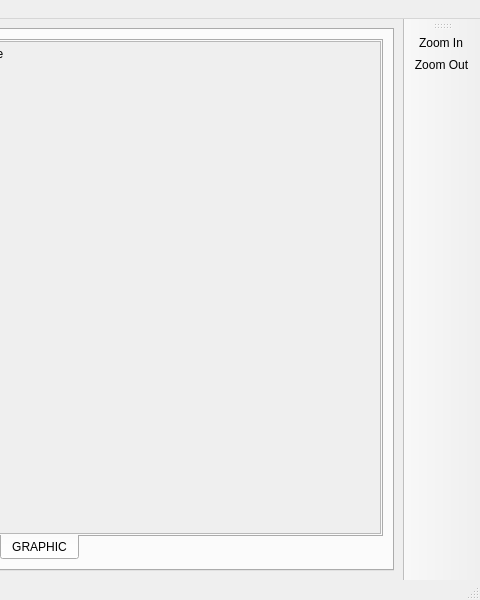
Old version of the form aer/views/mainwindow.ui in the repository GandalfM/automatic-exams-reader; both pictures show x 320 to 800 and y 0 to 600 of the 800 by 600 pixel window.
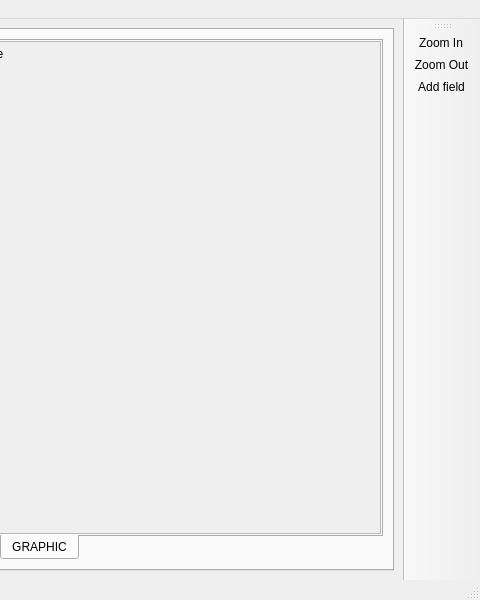
New version of the form. The open tabs and pages were chosen to show the change. Custom widgets are drawn as their Qt base class.

```diff
--- a/aer/views/mainwindow.ui
+++ b/aer/views/mainwindow.ui
@@ -333,6 +333,7 @@
    </attribute>
    <addaction name="actionZoomIn"/>
    <addaction name="actionZoomOut"/>
+   <addaction name="actionAddField"/>
   </widget>
   <action name="actionFileExit">
    <property name="text">
@@ -398,7 +399,19 @@
     <string>Ctrl+N</string>
    </property>
   </action>
+  <action name="actionAddField">
+   <property name="text">
+    <string>Add field</string>
+   </property>
+  </action>
  </widget>
+ <customwidgets>
+  <customwidget>
+   <class>ImageLabel</class>
+   <extends>QLabel</extends>
+   <header>aer/widgets/imagelabel.h</header>
+  </customwidget>
+ </customwidgets>
  <resources/>
  <connections>
   <connection>
```
Left out of the diff: 8 changed lines with no effect on the pictures.
